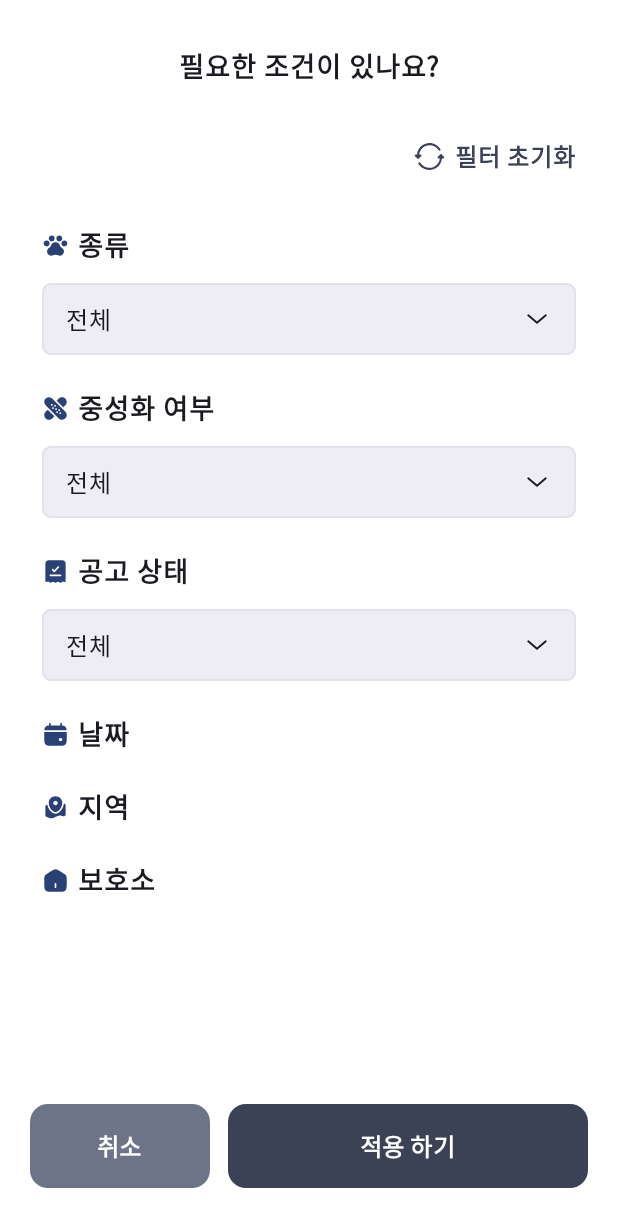
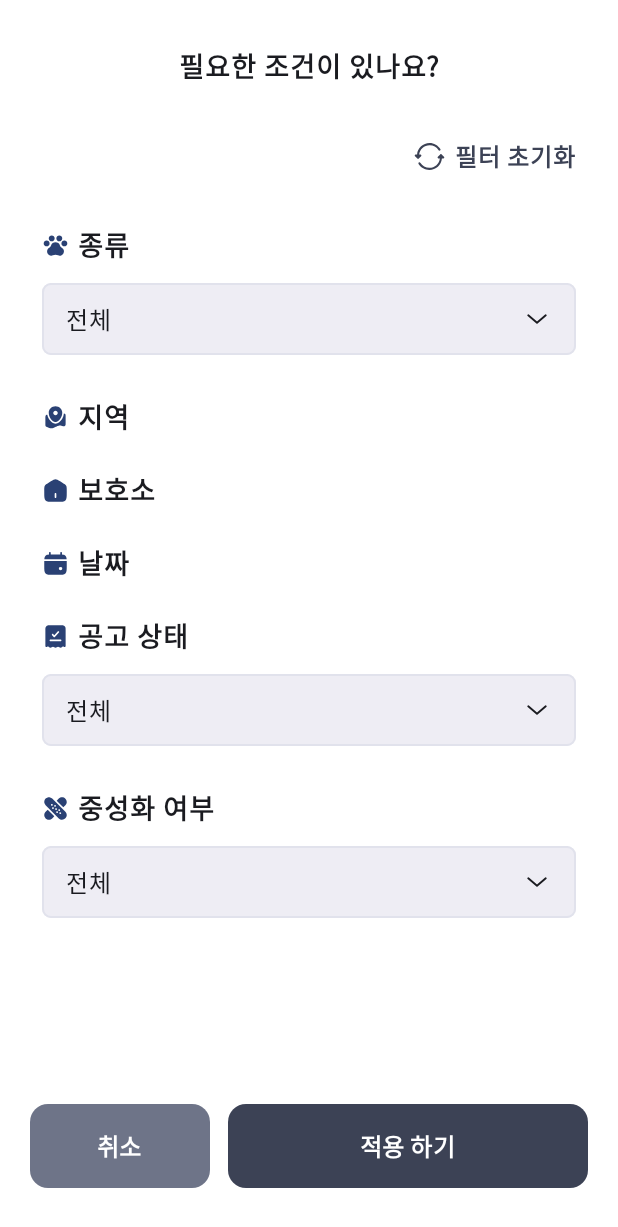
Before and after one commit to nyangzzi/WithConimal, an Android app built with Jetpack Compose: the @Preview function ContentPreview, on a phone screen of 412 x 824 dp. Shown: the top 1227 px of the screen. Run offline under Robolectric (Android 15) with nearby library versions, the phone set to English and light mode, and no system bars.

```diff
--- a/app/src/main/java/com/nyangzzi/withconimal/presentation/ui/component/DropDown.kt
+++ b/app/src/main/java/com/nyangzzi/withconimal/presentation/ui/component/DropDown.kt
@@ -4,7 +4,9 @@ import androidx.compose.foundation.background
 import androidx.compose.foundation.border
 import androidx.compose.foundation.clickable
 import androidx.compose.foundation.layout.Arrangement
+import androidx.compose.foundation.layout.Column
 import androidx.compose.foundation.layout.Row
+import androidx.compose.foundation.layout.Spacer
 import androidx.compose.foundation.layout.fillMaxWidth
 import androidx.compose.foundation.layout.height
 import androidx.compose.foundation.layout.padding
@@ -38,13 +40,20 @@ fun DropDown(
     onClick: () -> Unit,
     content: @Composable () -> Unit
 ) {
-    DropDownButton(text = text, isExpanded = isExpanded,
-        onClick = onClick )
+    Column {
+        DropDownButton(
+            text = text, isExpanded = isExpanded,
+            onClick = onClick
+        )
 
-    DropdownMenu(
-        expanded = isExpanded,
-        onDismissRequest = onClick) {
-        content()
+        Spacer(modifier = Modifier.height(6.dp))
+
+        DropdownMenu(
+            expanded = isExpanded,
+            onDismissRequest = onClick
+        ) {
+            content()
+        }
     }
 }
 
@@ -56,7 +65,6 @@ inline fun DropDownItem(
 ) {
     DropdownMenuItem(
         modifier = Modifier
-            .width(300.dp)
             .padding(horizontal = 16.dp),
         text = {
             Text(
--- a/app/src/main/java/com/nyangzzi/withconimal/presentation/ui/screen/FilterDialog.kt
+++ b/app/src/main/java/com/nyangzzi/withconimal/presentation/ui/screen/FilterDialog.kt
@@ -173,17 +173,17 @@ private fun FilterContent(
                 kind = request.upkind,
                 setKind = { setRequest(request.copy(upkind = it)) }
             )
+            FilterArea()
+            FilterCare()
+            FilterDate()
+            FilterState(
+                state = request.state,
+                setState = { setRequest(request.copy(state = it)) }
+            )
             FilterNeuter(
                 neuter = request.neuterYn,
                 setNeuter = { setRequest(request.copy(neuterYn = it)) }
             )
-            FilterState(
-                state = request.state,
-                setState = { setRequest(request.copy(state = it)) }
-            )
-            FilterDate()
-            FilterArea()
-            FilterCare()
         }
 
         BottomBtn(onConfirm = onConfirm, onDismiss = onDismiss)
```
Also changed, not shown: app/src/main/java/com/nyangzzi/withconimal/presentation/ui/screen/DetailScreen.kt (+35 -10 lines), app/src/main/res/drawable/ic_call.xml (added, +16 -0 lines).
